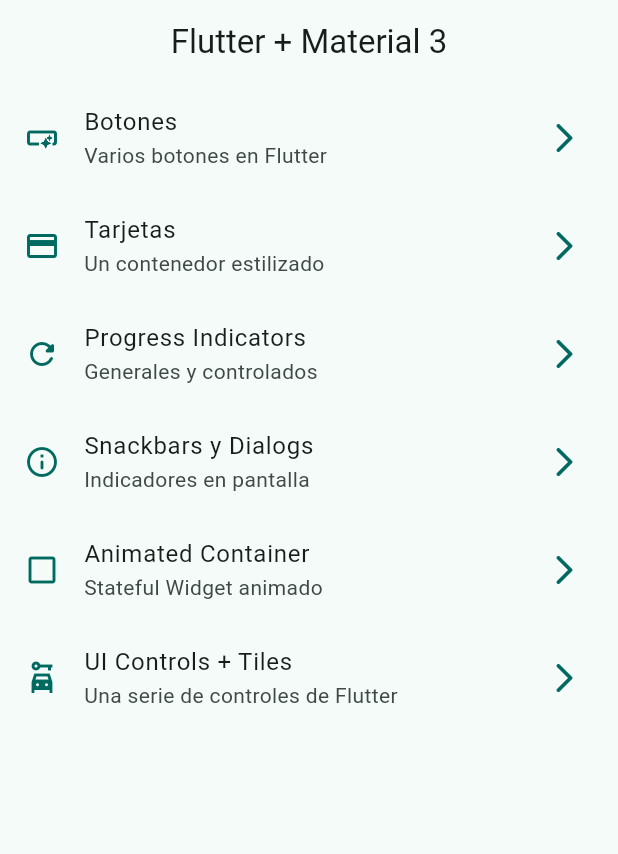
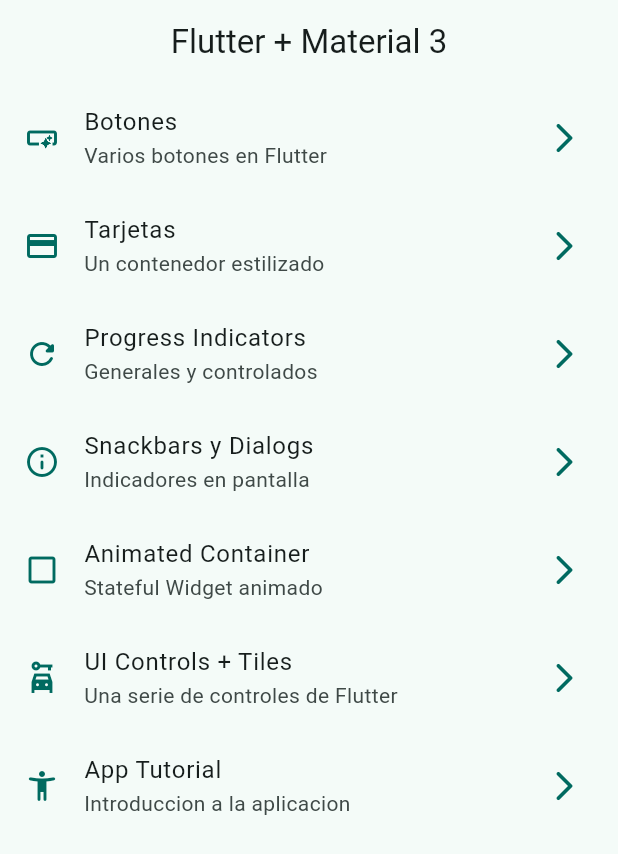
Before and after one commit to salcidogrijalva/widgets_app, a Flutter app: the screen it shows after launch, on a phone screen of 412 x 824 dp. Shown: the top 854 px of the screen. Run offline on Flutter 3.47's test engine with Material 3 defaults, Android fonts, the phone set to English and light mode, and no system bars; our stand-ins replace go_router.

Commit message:
tutorial link added to menu items

```diff
--- a/lib/config/menu/menu_items.dart
+++ b/lib/config/menu/menu_items.dart
@@ -44,4 +44,9 @@ const List<MenuItem> appMenuItems = [
       subTitle: 'Una serie de controles de Flutter',
       link: '/ui-controls',
       iconData: Icons.car_rental_sharp),
+  MenuItem(
+      title: 'App Tutorial',
+      subTitle: 'Introduccion a la aplicacion',
+      link: '/tutorial',
+      iconData: Icons.accessibility_new_rounded),
 ];
--- a/lib/config/router/app_router.dart
+++ b/lib/config/router/app_router.dart
@@ -39,5 +39,10 @@ final appRouter = GoRouter(
       name: UiControlsScreen.name,
       builder: (context, state) => const UiControlsScreen(),
     ),
+    GoRoute(
+      path: '/tutorial',
+      name: TutorialScreen.name,
+      builder: (context, state) => const TutorialScreen(),
+    ),
   ],
 );
```
